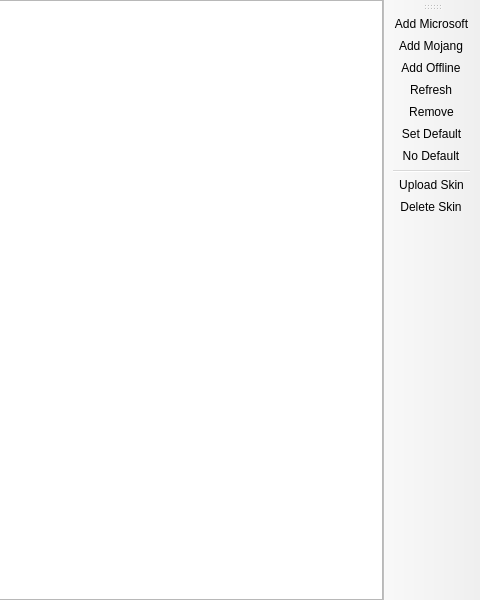
Qt form launcher/ui/pages/global/AccountListPage.ui (Octol1ttle/ElyPrismLauncher) before a commit; both pictures show x 320 to 800 and y 0 to 600 of the 800 by 600 pixel window.
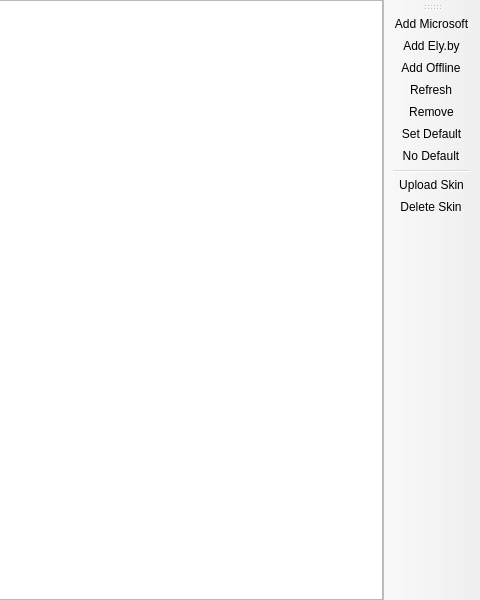
The same form after that commit. Custom widgets are drawn as their Qt base class.

Patch:
```diff
--- a/launcher/ui/pages/global/AccountListPage.ui
+++ b/launcher/ui/pages/global/AccountListPage.ui
@@ -65,7 +65,7 @@
   </widget>
   <action name="actionAddMojang">
    <property name="text">
-    <string>Add &amp;Mojang</string>
+    <string>Add &amp;Ely.by</string>
    </property>
   </action>
   <action name="actionRemove">
```
